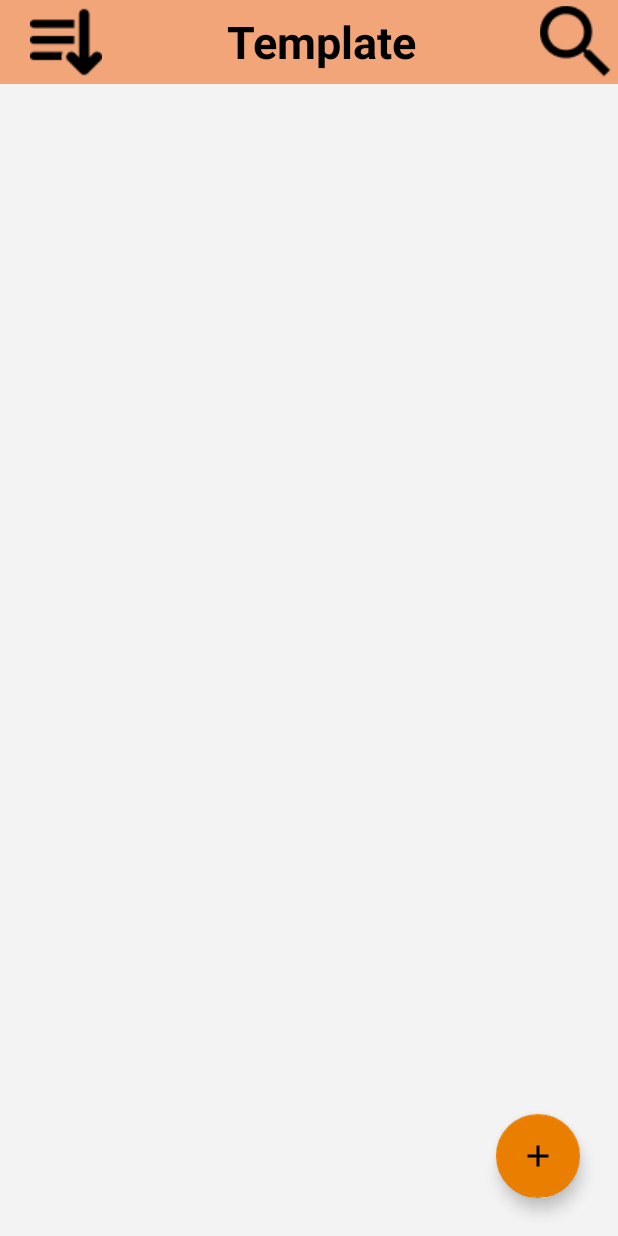
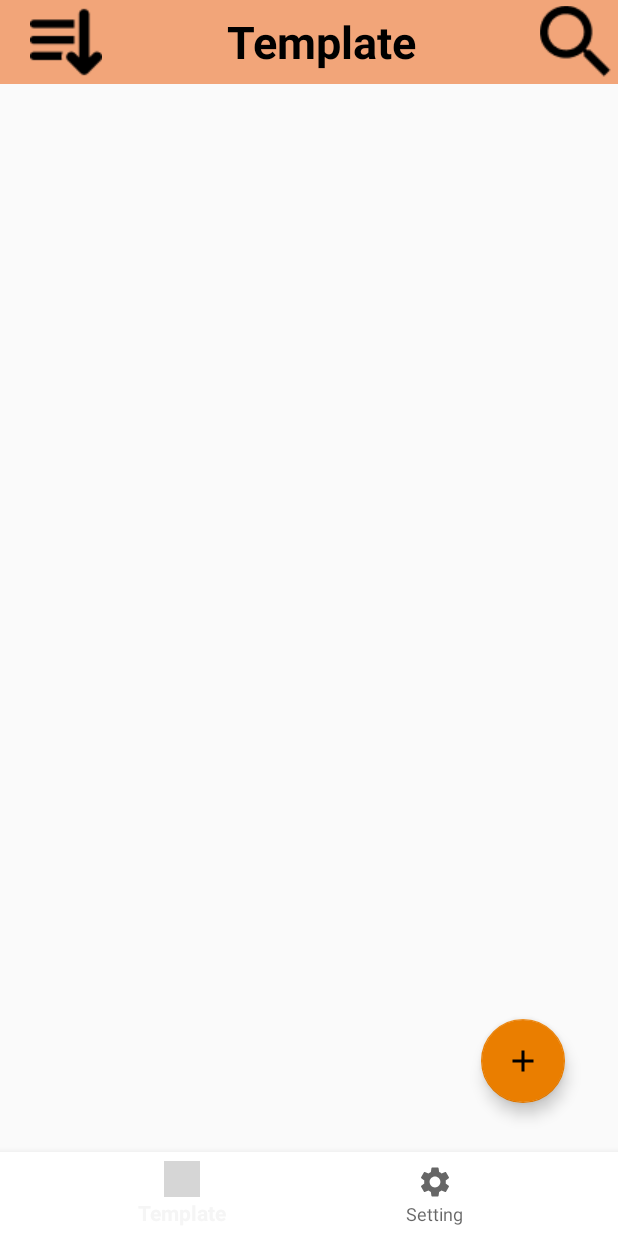
Before and after one commit to kyusieun/Clipboard-Template-Generator, an Android app: the screen it shows after launch (MainActivity), on a phone screen of 412 x 824 dp. Run offline under Robolectric (Android 15) with nearby library versions, the light colour scheme and no system bars; our stand-ins replace Firebase (no records; nobody signed in at launch, a user with empty details on screens opened directly); grey boxes are pictures that could not be loaded.

Commit message:
Template에 id 추가 + bottomnavigation 뷰 추가(기능 x)

```diff
--- a/app/src/main/java/com/example/auto_template/MainActivity.java
+++ b/app/src/main/java/com/example/auto_template/MainActivity.java
@@ -140,6 +140,7 @@ public class MainActivity extends AppCompatActivity {
                                     Log.d("Firestore", "Document ID: " + document.getId());
                                     // 문서 데이터 가져오기 + ArrayList<Template> 인 items에 추가
                                     tempTemp = document.toObject(Template.class);
+                                    tempTemp.id = document.getId();
                                     Log.d("Firestore", tempTemp.toString());
                                     items.add(tempTemp);
                                 }
--- a/app/src/main/java/com/example/auto_template/Template.java
+++ b/app/src/main/java/com/example/auto_template/Template.java
@@ -39,7 +39,7 @@ public class Template implements Parcelable {
 
    ArrayList<String> tag = null;
    long reference = 0;
-   String id = null;
+   String id = " ";
    public Template(String id){
       this.id = id;
    }
@@ -47,7 +47,7 @@ public class Template implements Parcelable {
    @NonNull
    @Override
    public String toString() {
-      return "reference :" + String.valueOf(reference) + ", last_edit : " + last_edit.toString() + ", tag :" + tag.toString() +
+      return "id : "+id+", reference :" + String.valueOf(reference) + ", last_edit : " + last_edit.toString() + ", tag :" + tag.toString() +
               ", latest_use : " + latest_use.toString() + ", title: " + title + ", content : " + content;
    }
 
@@ -58,6 +58,7 @@ public class Template implements Parcelable {
 
    @Override
    public void writeToParcel(@NonNull Parcel parcel, int i) {
+      parcel.writeString(id);
       parcel.writeString(title);
       parcel.writeString(content);
       parcel.writeLong(reference);
@@ -78,6 +79,7 @@ public class Template implements Parcelable {
       }
    };
    public Template(Parcel in){
+      id = in.readString();
       title = in.readString();
       content = in.readString();
       reference = in.readLong();
--- a/app/src/main/res/layout/activity_main.xml
+++ b/app/src/main/res/layout/activity_main.xml
@@ -1,12 +1,11 @@
 <?xml version="1.0" encoding="utf-8"?>
 <LinearLayout xmlns:android="http://schemas.android.com/apk/res/android"
+    android:layout_width="match_parent"
+    android:layout_height="match_parent"
     xmlns:app="http://schemas.android.com/apk/res-auto"
     xmlns:tools="http://schemas.android.com/tools"
-    android:layout_width="match_parent"
-    android:layout_height="match_parent"
     tools:context="com.example.auto_template.MainActivity"
-    android:orientation="vertical"
-    >
+    android:orientation="vertical">
     <androidx.appcompat.widget.Toolbar
         style="@style/Base.Theme.Auto_Template"
         android:id="@+id/myToolbar"
@@ -69,40 +68,46 @@
 
     </androidx.appcompat.widget.Toolbar>
 
-    <RelativeLayout
-        android:id="@+id/history_fragment_container"
+    <androidx.constraintlayout.widget.ConstraintLayout
         android:layout_width="match_parent"
         android:layout_height="match_parent"
-        android:orientation="vertical"
-        android:background="#FFF3F3F4">
+        android:orientation="vertical">
 
         <androidx.recyclerview.widget.RecyclerView
             android:id="@+id/recyclerView"
             android:layout_width="match_parent"
-            android:layout_height="match_parent"
-            android:layout_marginStart="1dp"
-            android:layout_marginEnd="1dp"
-            app:layoutManager="androidx.recyclerview.widget.LinearLayoutManager"
-            />
+            android:layout_height="0dp"
+            app:layout_constraintBottom_toBottomOf="parent"
+            app:layout_constraintEnd_toEndOf="parent"
+            app:layout_constraintStart_toStartOf="parent"
+            app:layout_constraintTop_toTopOf="parent">
+        </androidx.recyclerview.widget.RecyclerView>
+
+        <com.google.android.material.bottomnavigation.BottomNavigationView
+            android:background="@color/white"
+            android:id="@+id/bottomNav"
+            android:layout_width="match_parent"
+            android:layout_height="wrap_content"
+            app:layout_constraintBottom_toBottomOf="parent"
+            app:layout_constraintEnd_toEndOf="parent"
+            app:layout_constraintStart_toStartOf="parent"
+            app:menu="@menu/bottom_navigation_menu" />
 
         <com.google.android.material.floatingactionbutton.FloatingActionButton
-            tools:ignore="SpeakableTextPresentCheck"
             android:id="@+id/addFab"
             android:layout_width="wrap_content"
             android:layout_height="wrap_content"
-            android:layout_alignParentEnd="true"
-            android:layout_alignParentBottom="true"
-            android:layout_marginStart="25dp"
-            android:layout_marginTop="25dp"
-            android:layout_marginEnd="25dp"
-            android:layout_marginBottom="25dp"
             android:src="@drawable/baseline_add_24"
             app:backgroundTint="@color/c2"
             app:fabSize="normal"
-            />
-    </RelativeLayout>
-    <com.google.android.material.bottomnavigation.BottomNavigationView
-        android:layout_width="match_parent"
-        android:layout_height="match_parent"
-        app:menu="@menu/bottom_navigation_menu"/>
+            app:layout_constraintBottom_toTopOf="@+id/bottomNav"
+            app:layout_constraintEnd_toEndOf="parent"
+            app:layout_constraintHorizontal_bias="0.900"
+            app:layout_constraintStart_toStartOf="parent"
+            app:layout_constraintTop_toTopOf="parent"
+            app:layout_constraintVertical_bias="0.950"
+            tools:ignore="SpeakableTextPresentCheck" />
+
+
+    </androidx.constraintlayout.widget.ConstraintLayout>
 </LinearLayout>
```
Also changed, not shown: app/src/main/res/drawable/template_icon.png (deleted). Lines whose indentation alone changed are shown as unchanged.
